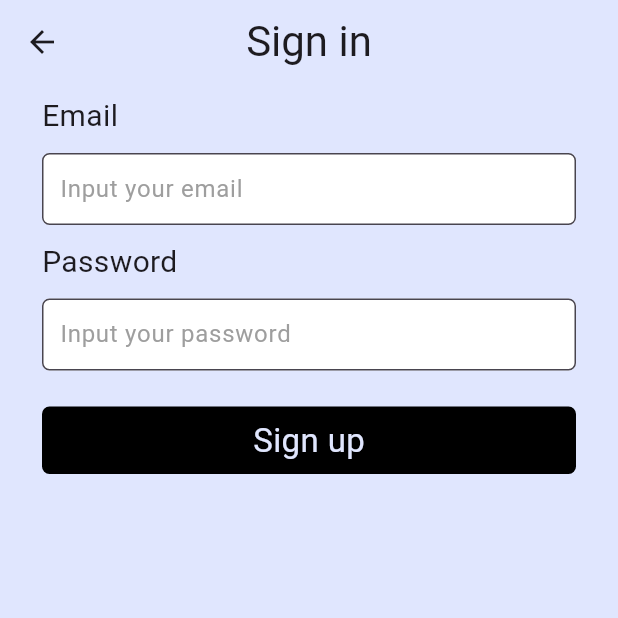
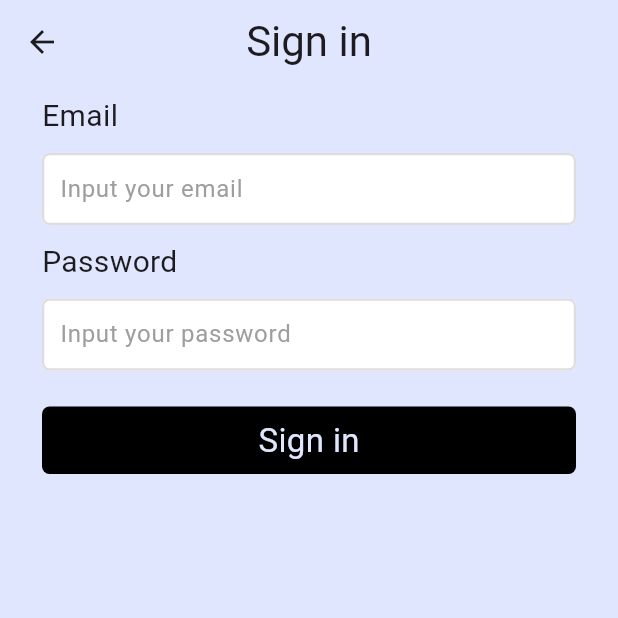
Before and after one commit to meybinn/waterTracker_master, a Flutter app: the screen it shows after launch, after a tap on "Sign In", on a phone screen of 412 x 824 dp, the top half of it. Run offline on Flutter 3.47's test engine with Material 3 defaults, Android fonts, the phone set to English and light mode, and no system bars; our stand-ins replace flutter_local_notifications, font_awesome_flutter, google_fonts, sqflite; accounts and stored records are empty; Roboto replaces fonts that are missing (Sarabun).

Commit message:
update
찐 수정 완

```diff
--- a/water_tracker/lib/features/signIn_screen.dart
+++ b/water_tracker/lib/features/signIn_screen.dart
@@ -4,6 +4,7 @@ import 'package:google_fonts/google_fonts.dart';
 import 'package:water_tracker/constant/gaps.dart';
 import 'package:water_tracker/constant/sizes.dart';
 import 'package:water_tracker/features/main_navigation/main_navigation_screen.dart';
+import 'package:water_tracker/features/set_up/SignUp.dart';
 
 class SigninScreen extends StatefulWidget {
   const SigninScreen({super.key});
@@ -126,8 +127,25 @@ class _SigninScreenState extends State<SigninScreen> {
                       border: OutlineInputBorder(
                         borderRadius: BorderRadius.circular(5),
                         borderSide: const BorderSide(
-                          color: Colors.grey,
-                        ),
+                            color: Color(0xFFDFDCDC), width: 1.5),
+                        gapPadding: Sizes.size2,
+                      ),
+                      enabledBorder: OutlineInputBorder(
+                        borderRadius: BorderRadius.circular(5),
+                        borderSide: const BorderSide(
+                            color: Color(0xFFDFDCDC), width: 1.5),
+                        gapPadding: Sizes.size2,
+                      ),
+                      focusedBorder: OutlineInputBorder(
+                        borderRadius: BorderRadius.circular(5),
+                        borderSide: const BorderSide(
+                            color: Color(0xFFDFDCDC), width: 2),
+                        gapPadding: Sizes.size2,
+                      ),
+                      disabledBorder: OutlineInputBorder(
+                        borderRadius: BorderRadius.circular(5),
+                        borderSide: const BorderSide(
+                            color: Color(0xFFDFDCDC), width: 1.5),
                         gapPadding: Sizes.size2,
                       ),
                       hintText: "Input your email",
@@ -158,8 +176,25 @@ class _SigninScreenState extends State<SigninScreen> {
                       border: OutlineInputBorder(
                         borderRadius: BorderRadius.circular(5),
                         borderSide: const BorderSide(
-                          color: Colors.grey,
-                        ),
+                            color: Color(0xFFDFDCDC), width: 1.5),
+                        gapPadding: Sizes.size2,
+                      ),
+                      enabledBorder: OutlineInputBorder(
+                        borderRadius: BorderRadius.circular(5),
+                        borderSide: const BorderSide(
+                            color: Color(0xFFDFDCDC), width: 1.5),
+                        gapPadding: Sizes.size2,
+                      ),
+                      focusedBorder: OutlineInputBorder(
+                        borderRadius: BorderRadius.circular(5),
+                        borderSide: const BorderSide(
+                            color: Color(0xFFDFDCDC), width: 2),
+                        gapPadding: Sizes.size2,
+                      ),
+                      disabledBorder: OutlineInputBorder(
+                        borderRadius: BorderRadius.circular(5),
+                        borderSide: const BorderSide(
+                            color: Color(0xFFDFDCDC), width: 1.5),
                         gapPadding: Sizes.size2,
                       ),
                       hintText: "Input your password",
@@ -208,7 +243,7 @@ class _SigninScreenState extends State<SigninScreen> {
                         color: Colors.black,
                       ),
                       child: Text(
-                        "Sign up",
+                        "Sign in",
                         style: GoogleFonts.scheherazadeNew(
                           color: Color(0xFFE0E6FE),
                           fontSize: Sizes.size20 + Sizes.size2,
```
